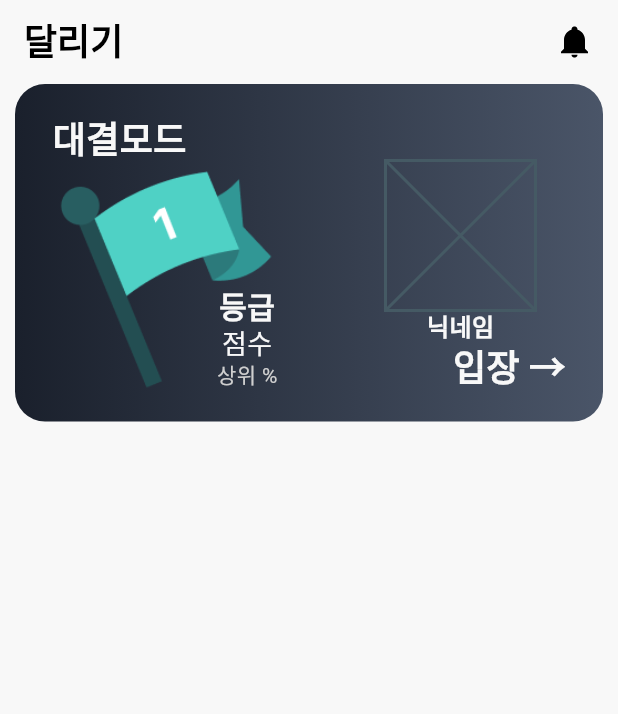
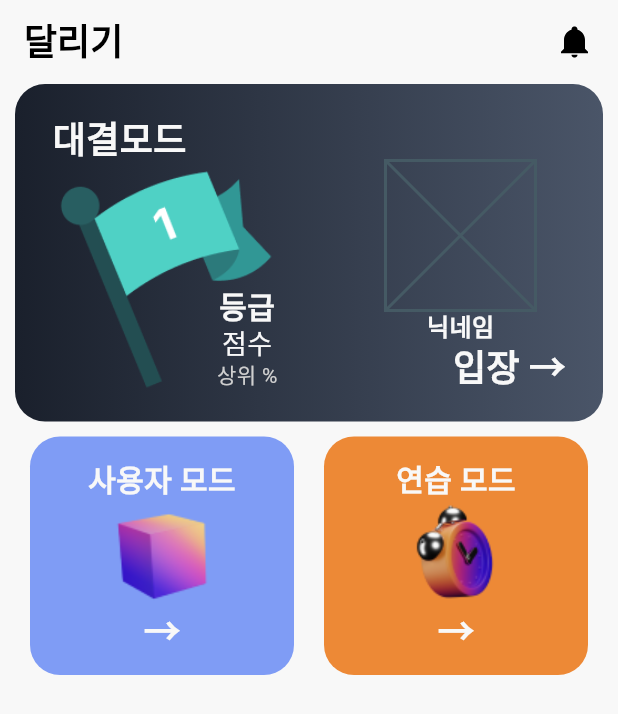
Before and after one commit to RunTime-SSAFY/RunTime, a Flutter app: the screen it shows after launch, on a phone screen of 412 x 824 dp. Shown: the top 714 px of the screen. Run offline on Flutter 3.47's test engine with Material 3 defaults, Android fonts, the phone set to English and light mode, and no system bars; our stand-ins replace flutter_riverpod, flutter_svg; Roboto replaces fonts that are missing (Pretendard).

Commit message:
[feat] 메인 화면 버튼 추가

```diff
--- /dev/null
+++ b/front_android/lib/src/view/battleMatching/battle_matching_view.dart
@@ -0,0 +1,19 @@
+import 'package:flutter/material.dart';
+import 'package:flutter_riverpod/flutter_riverpod.dart';
+import 'package:front_android/src/service/theme_service.dart';
+
+class BattleMatchingVIew extends ConsumerWidget {
+  const BattleMatchingVIew({super.key});
+
+  @override
+  Widget build(BuildContext context, WidgetRef ref) {
+    return Scaffold(
+      body: Center(
+        child: Text(
+          'ㅎㅇ',
+          style: ref.typo.appBarTitle,
+        ),
+      ),
+    );
+  }
+}
--- a/front_android/lib/src/view/runMain/run_view.dart
+++ b/front_android/lib/src/view/runMain/run_view.dart
@@ -3,6 +3,8 @@ import 'package:flutter_riverpod/flutter_riverpod.dart';
 import 'package:front_android/src/service/theme_service.dart';
 import 'package:front_android/src/theme/components/app_icon.dart';
 import 'package:front_android/src/view/runMain/widget/battle_mode_button.dart';
+import 'package:front_android/src/view/runMain/widget/run_main_button.dart';
+import 'package:front_android/util/route_path.dart';
 
 class RunMainView extends ConsumerWidget {
   const RunMainView({super.key});
@@ -24,17 +26,29 @@ class RunMainView extends ConsumerWidget {
           ),
         ],
       ),
-      body: const Padding(
-        padding: EdgeInsets.symmetric(
+      body: Padding(
+        padding: const EdgeInsets.symmetric(
           horizontal: 10,
         ),
         child: Column(
           children: [
-            BattleModeButton(),
+            const BattleModeButton(),
             Row(
               children: [
-                // RunMainButton(),
-                // RunMainButton(),
+                Expanded(
+                  child: RunMainButton(
+                    '사용자 모드',
+                    RoutePath.userMode,
+                    ref.color.userMode,
+                  ),
+                ),
+                Expanded(
+                  child: RunMainButton(
+                    '연습 모드',
+                    RoutePath.practiceMode,
+                    ref.color.practiceMode,
+                  ),
+                ),
               ],
             ),
           ],
--- a/front_android/lib/src/view/runMain/widget/battle_mode_button.dart
+++ b/front_android/lib/src/view/runMain/widget/battle_mode_button.dart
@@ -13,7 +13,7 @@ class BattleModeButton extends ConsumerWidget {
       onTap: () => {
         Navigator.pushNamed(
           context,
-          RoutePath.BattleMatching,
+          RoutePath.battleMatching,
         ),
       },
       child: Row(
--- /dev/null
+++ b/front_android/lib/src/view/runMain/widget/run_main_button.dart
@@ -0,0 +1,52 @@
+import 'package:flutter/material.dart';
+import 'package:flutter/widgets.dart';
+import 'package:flutter_riverpod/flutter_riverpod.dart';
+import 'package:front_android/src/service/theme_service.dart';
+import 'package:front_android/src/theme/components/png_image.dart';
+
+class RunMainButton extends ConsumerWidget {
+  const RunMainButton(
+    this.modeName,
+    this.modeRoute,
+    this.color, {
+    super.key,
+  });
+
+  final String modeName;
+  final String modeRoute;
+  final Color color;
+
+  @override
+  Widget build(BuildContext context, WidgetRef ref) {
+    return GestureDetector(
+      onTap: () {
+        Navigator.pushNamed(context, modeRoute);
+      },
+      child: Container(
+        margin: const EdgeInsets.all(10),
+        padding: const EdgeInsets.all(15),
+        decoration: BoxDecoration(
+          borderRadius: BorderRadius.circular(20),
+          color: color,
+        ),
+        child: Column(
+          children: [
+            Text(
+              modeName,
+              style: ref.typo.headline2,
+            ),
+            PngImage(
+              image: modeRoute,
+              size: 70,
+            ),
+            Positioned(
+                child: Text(
+              '→',
+              style: ref.typo.headline1,
+            ))
+          ],
+        ),
+      ),
+    );
+  }
+}
--- a/front_android/lib/util/route_path.dart
+++ b/front_android/lib/util/route_path.dart
@@ -4,7 +4,10 @@ import 'package:front_android/src/view/runMain/run_view.dart';
 
 interface class RoutePath {
   static const String runMain = 'runMain';
-  static const String BattleMatching = 'battleMatching';
+  static const String battleMatching = 'battleMatching';
+  static const String userMode = 'userMode';
+  static const String practiceMode = 'practiceMode';
+  static const String ranking = 'ranking';
 
   static Route<dynamic>? onGenerateRoute(RouteSettings settings) {
     late Widget page;
@@ -12,8 +15,15 @@ interface class RoutePath {
       case RoutePath.runMain:
         page = const RunMainView();
         break;
-      case RoutePath.BattleMatching:
+      case RoutePath.battleMatching:
         page = const BattleMatchingVIew();
+        break;
+      case RoutePath.userMode:
+        break;
+      case RoutePath.practiceMode:
+        break;
+      case RoutePath.ranking:
+        break;
     }
     return MaterialPageRoute(
       builder: (context) => page,
```
Also changed, not shown: front_android/assets/images/practiceMode.png (added), front_android/assets/images/ranking.png (added), front_android/assets/images/userMode.png (added).
